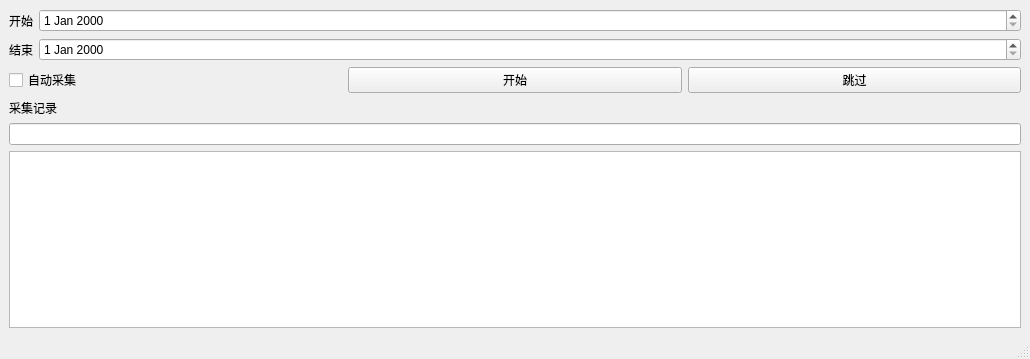
Before: the Qt Designer form home.ui in UnDemoon/WechatGather, drawn with Qt 5.
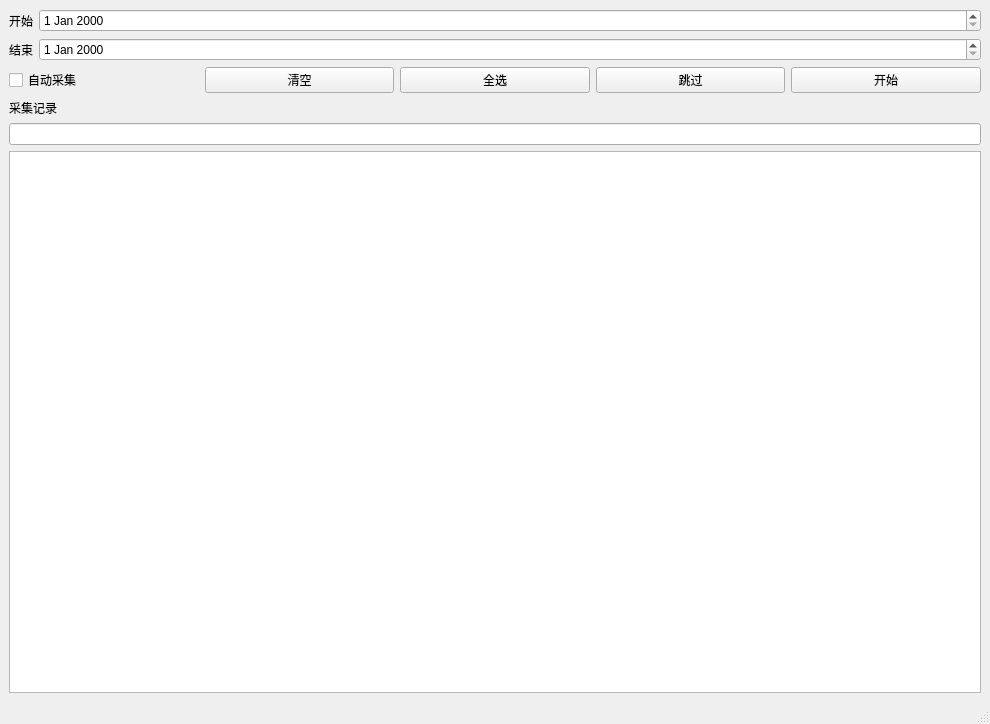
After: the same form once the commit is applied.

Patch:
```diff
--- a/home.ui
+++ b/home.ui
@@ -6,8 +6,8 @@
    <rect>
     <x>0</x>
     <y>0</y>
-    <width>1030</width>
-    <height>359</height>
+    <width>990</width>
+    <height>724</height>
    </rect>
   </property>
   <property name="windowTitle">
@@ -51,9 +51,16 @@
          </widget>
         </item>
         <item>
-         <widget class="QPushButton" name="pushButton">
+         <widget class="QPushButton" name="pushButton_3">
           <property name="text">
-           <string>开始</string>
+           <string>清空</string>
+          </property>
+         </widget>
+        </item>
+        <item>
+         <widget class="QPushButton" name="pushButton_4">
+          <property name="text">
+           <string>全选</string>
           </property>
          </widget>
         </item>
@@ -64,6 +71,13 @@
           </property>
          </widget>
         </item>
+        <item>
+         <widget class="QPushButton" name="pushButton">
+          <property name="text">
+           <string>开始</string>
+          </property>
+         </widget>
+        </item>
        </layout>
       </item>
       <item>
```
